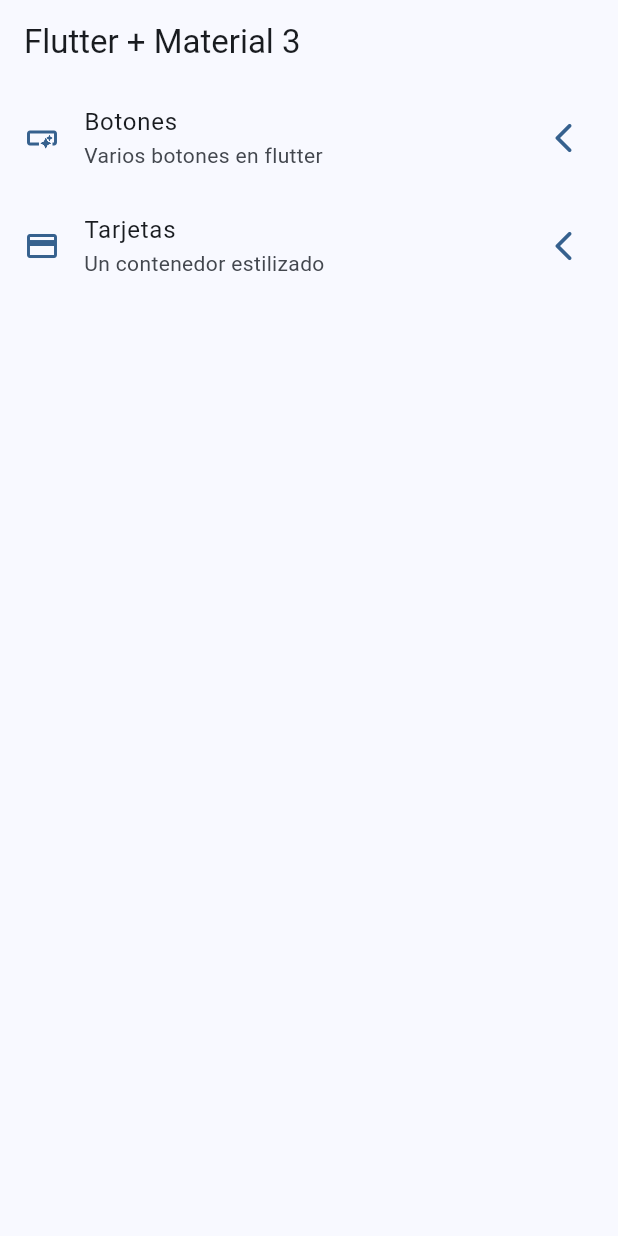
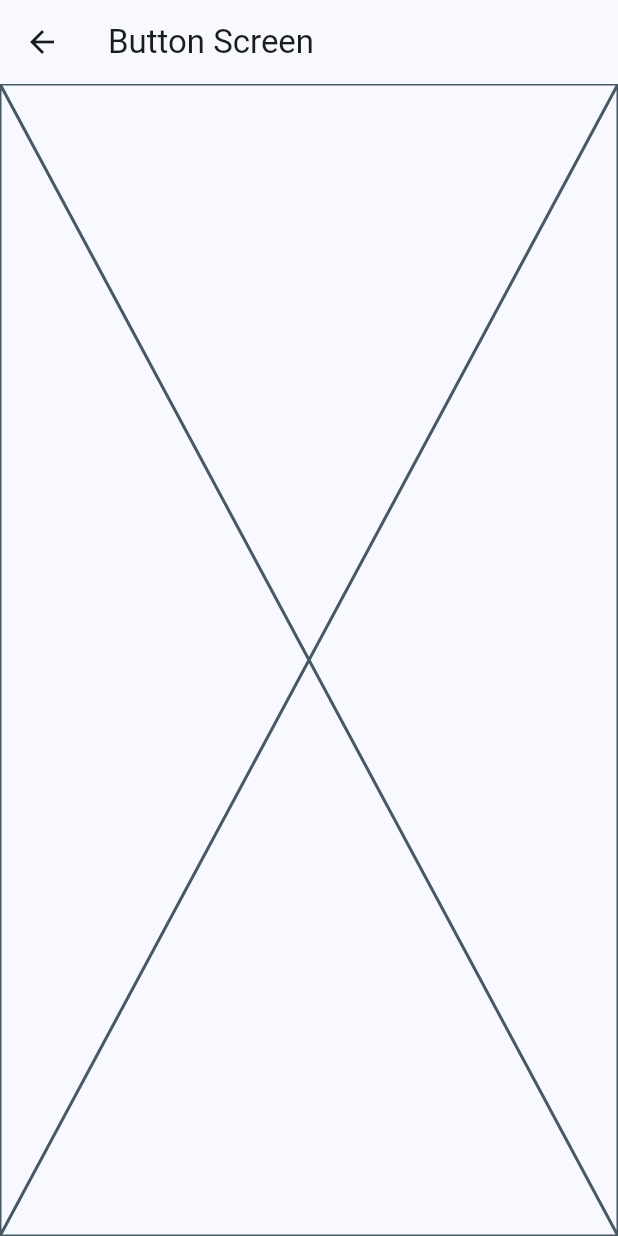
Before and after one commit to davidleond99/widgets_app, a Flutter app: the screen it shows after launch, after a tap on "Botones", on a phone screen of 412 x 824 dp. Run offline on Flutter 3.47's test engine with Material 2 defaults, Android fonts, the phone set to English and light mode, and no system bars.

Commit message:
rutas basicas configuradas

```diff
--- a/lib/config/menu/menu_item.dart
+++ b/lib/config/menu/menu_item.dart
@@ -17,12 +17,12 @@ class MenuItems {
 const appMenuItems = <MenuItems>[
   MenuItems(
       title: 'Botones',
-      subTitle: 'Varios botones en flutter',
+      subTitle: 'Varios botones en Flutter',
       link: '/buttons',
       icon: Icons.smart_button_outlined),
   MenuItems(
       title: 'Tarjetas',
       subTitle: 'Un contenedor estilizado',
-      link: '/card',
+      link: '/cards',
       icon: Icons.credit_card),
 ];
--- a/lib/main.dart
+++ b/lib/main.dart
@@ -16,6 +16,10 @@ class MainApp extends StatelessWidget {
       debugShowCheckedModeBanner: false,
       theme: AppTheme(selectedColor: 0).getTheme(),
       home: const HomeScreen(),
+      // routes: {
+      //   '/buttons': (context) => const ButtonsScreen(),
+      //   '/cards': (context) => const CardsScreen(),
+      // },
     );
   }
 }
--- /dev/null
+++ b/lib/presentation/screens/buttons/button_screen.dart
@@ -0,0 +1,15 @@
+import 'package:flutter/material.dart';
+
+class ButtonsScreen extends StatelessWidget {
+  const ButtonsScreen({super.key});
+
+  @override
+  Widget build(BuildContext context) {
+    return Scaffold(
+      appBar: AppBar(
+        title: const Text('Button Screen'),
+      ),
+      body: const Placeholder(),
+    );
+  }
+}
--- a/lib/presentation/screens/home/home_screen.dart
+++ b/lib/presentation/screens/home/home_screen.dart
@@ -1,5 +1,7 @@
 import 'package:flutter/material.dart';
 import 'package:widgets_app/config/menu/menu_item.dart';
+import 'package:widgets_app/presentation/screens/buttons/button_screen.dart';
+import 'package:widgets_app/presentation/screens/cards/cards_screen.dart';
 
 class HomeScreen extends StatelessWidget {
   const HomeScreen({super.key});
@@ -8,7 +10,6 @@ class HomeScreen extends StatelessWidget {
   Widget build(BuildContext context) {
     return Scaffold(
       appBar: AppBar(
-        centerTitle: false,
         title: const Text('Flutter + Material 3'),
       ),
       body: const _HomeView(),
@@ -47,13 +48,18 @@ class _CustomListTile extends StatelessWidget {
     return ListTile(
       leading: Icon(menuItem.icon, color: colors.primary),
       trailing: Icon(
-        Icons.arrow_back_ios_rounded,
+        Icons.arrow_forward_ios_outlined,
         color: colors.primary,
       ),
       title: Text(menuItem.title),
       subtitle: Text(menuItem.subTitle),
       onTap: () {
-        //todo navegar a otras pantallas
+        Navigator.of(context).push(
+          MaterialPageRoute(
+            builder: (context) => const ButtonsScreen(),
+          ),
+        );
+        // Navigator.pushNamed(context, menuItem.link);
       },
     );
   }
```
Also changed, not shown: lib/presentation/screens/cards/cards_screen.dart (added, +15 -0 lines).
